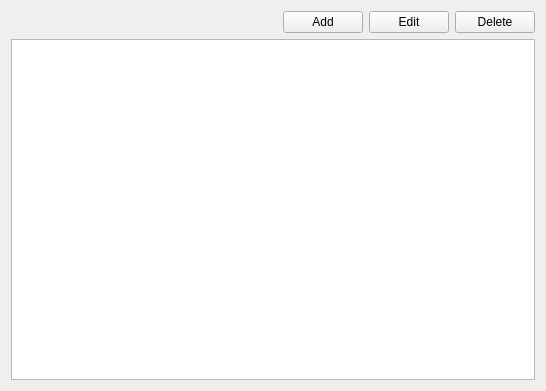
The window that src/leftTab/tablelevels.ui (TrubArt/NonogrammQt) describes before a commit, drawn with Qt 5.
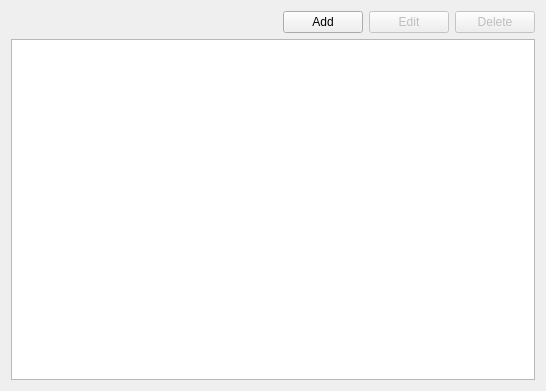
The same window after the commit.

```diff
--- a/src/leftTab/tablelevels.ui
+++ b/src/leftTab/tablelevels.ui
@@ -38,6 +38,9 @@
      </item>
      <item>
       <widget class="QPushButton" name="pbEditLevel">
+       <property name="enabled">
+        <bool>false</bool>
+       </property>
        <property name="text">
         <string>Edit</string>
        </property>
@@ -45,6 +48,9 @@
      </item>
      <item>
       <widget class="QPushButton" name="pbDeleteLevel">
+       <property name="enabled">
+        <bool>false</bool>
+       </property>
        <property name="text">
         <string>Delete</string>
        </property>
```
